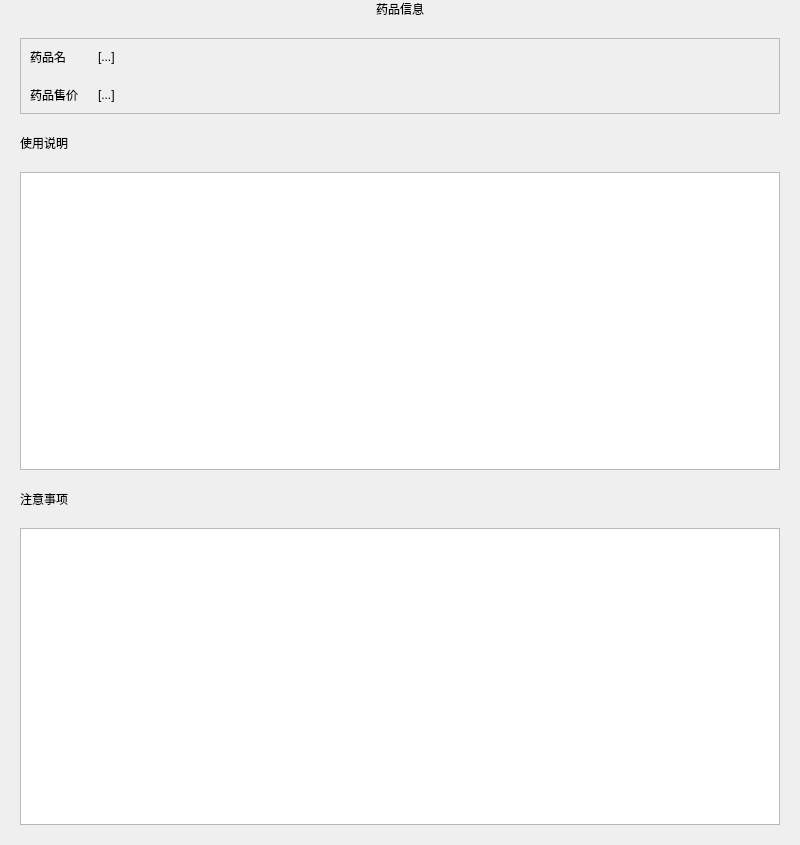
Old version of the form code/patient/druginfo.ui in the repository laonuo2004/cpp-qt-medical-system.
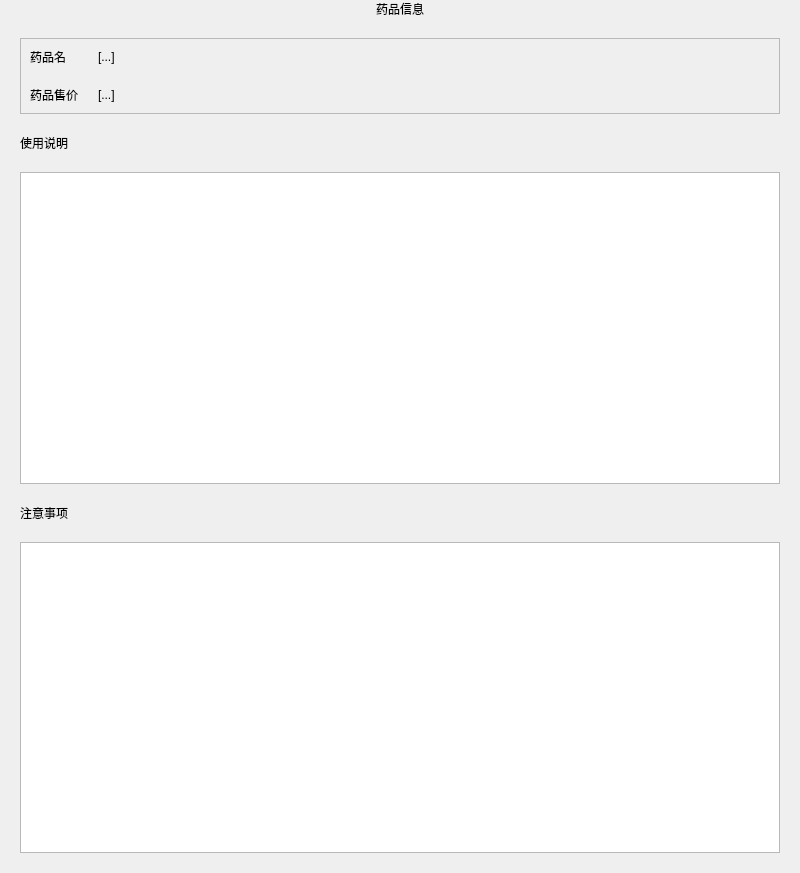
New version of the form. Icons and pictures are not drawn.

The edit to the form file:
```diff
--- a/code/patient/druginfo.ui
+++ b/code/patient/druginfo.ui
@@ -7,7 +7,7 @@
     <x>0</x>
     <y>0</y>
     <width>800</width>
-    <height>845</height>
+    <height>873</height>
    </rect>
   </property>
   <property name="windowTitle">
```
Left out of the diff: 2 changed lines with no effect on the pictures.
